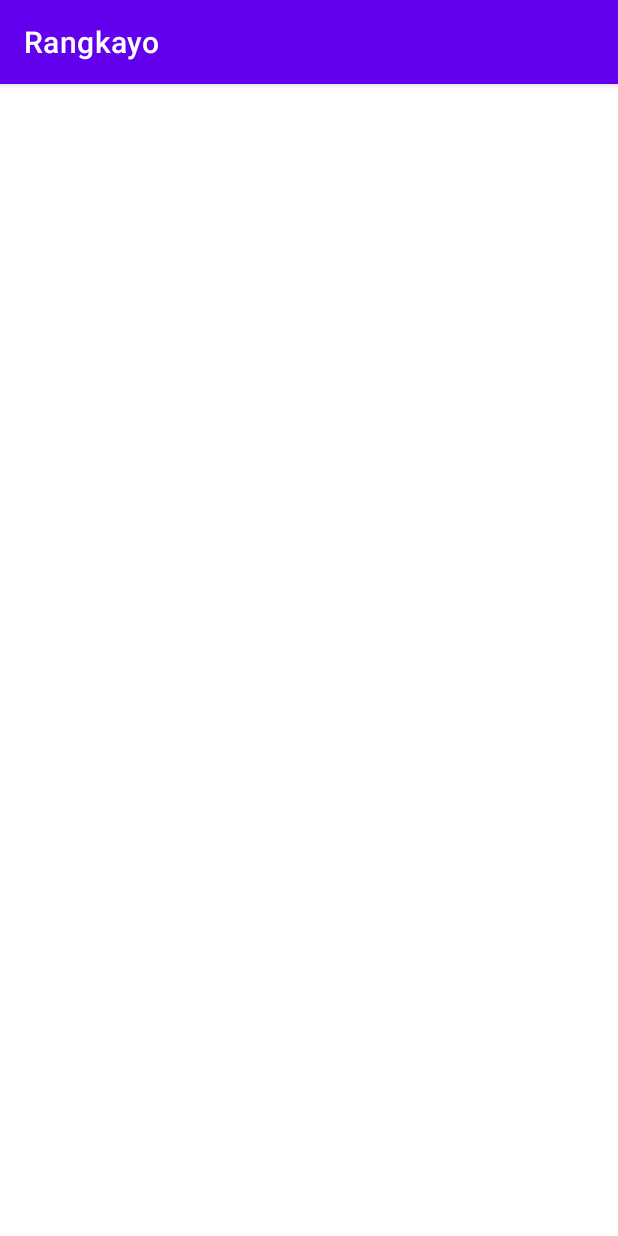
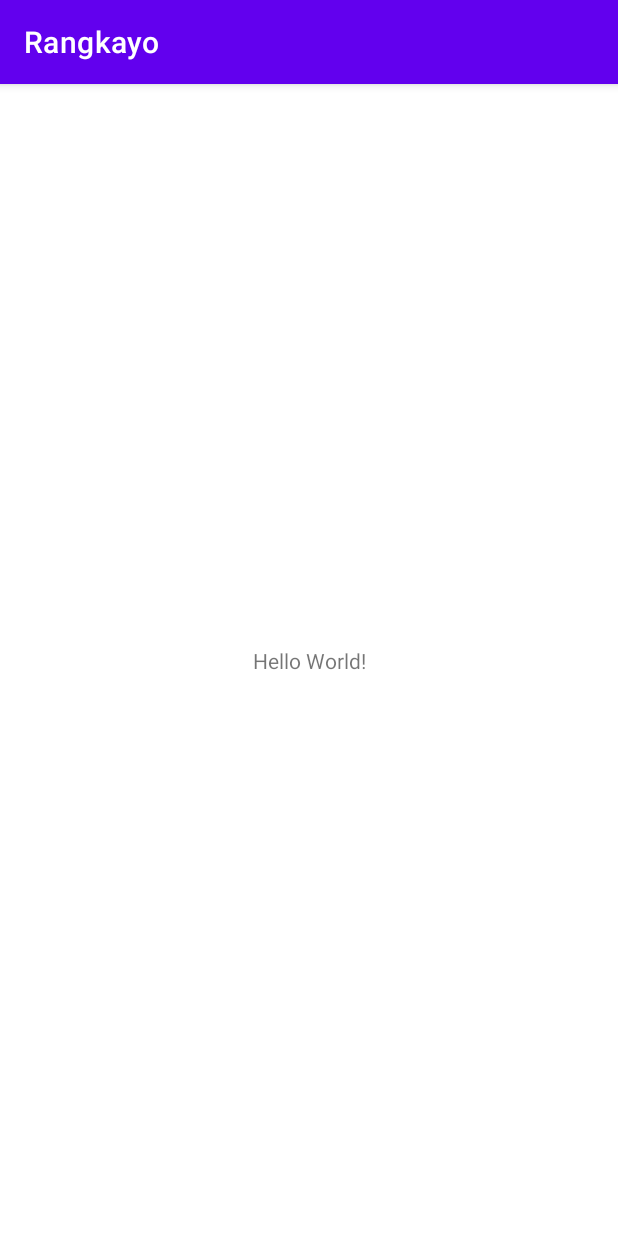
Before and after one commit to pvannyamelia/bangkit_2021_capstone_Rangkayo, an Android app: the screen it shows after launch (MainActivity), on a phone screen of 412 x 824 dp. Run offline under Robolectric (Android 15) with nearby library versions, the light colour scheme and no system bars.

Commit message:
XML changed

```diff
--- a/app/src/main/res/layout/activity_main.xml
+++ b/app/src/main/res/layout/activity_main.xml
@@ -6,5 +6,13 @@
     android:layout_height="match_parent"
     tools:context=".MainActivity">
 
+    <TextView
+        android:layout_width="wrap_content"
+        android:layout_height="wrap_content"
+        android:text="Hello World!"
+        app:layout_constraintBottom_toBottomOf="parent"
+        app:layout_constraintLeft_toLeftOf="parent"
+        app:layout_constraintRight_toRightOf="parent"
+        app:layout_constraintTop_toTopOf="parent" />
 
 </androidx.constraintlayout.widget.ConstraintLayout>
```
